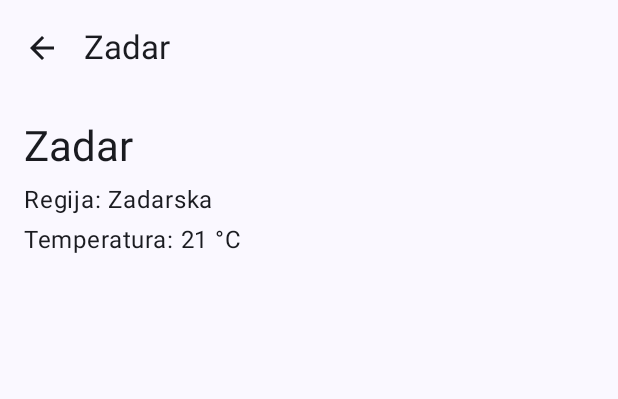
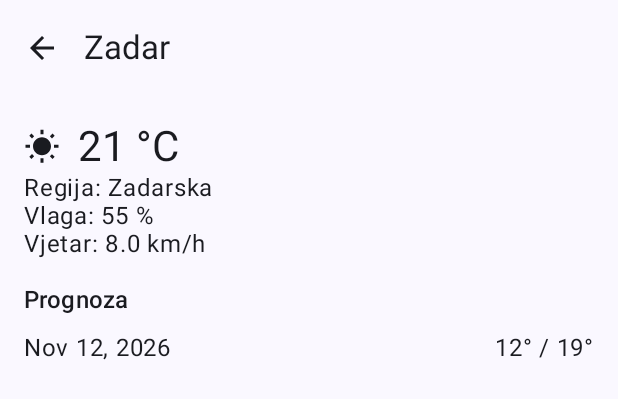
Before and after one commit to staglizd/unizd-rma, an Android app built with Jetpack Compose: the @Preview function CityDetailScreenPreview, on a phone screen of 412 x 824 dp. Shown: the top 399 px of the screen. Run offline under Robolectric (Android 15) with nearby library versions, the phone set to English and light mode, and no system bars.

Commit message:
V04: Retrofit + stvarni podaci (DTO → mapper → domain), ručni DI, stanja Loading/Error
- Retrofit + OkHttp + kotlinx.serialization, dozvola INTERNET, minSdk 26
- DTO (ForecastDto) → mapper (toDomain) → domain model (City, DayForecast, WeatherType)
- CityRepositoryImpl umjesto FakeCityRepository; AppContainer (ručni DI) preko PutopisApp
- CitiesViewModel: IOException / HttpException → Error stanje, gumb "Pokušaj ponovno"
- Detalji: regija, vlaga, vjetar, 7-dnevna prognoza; ikone vremena

Co-Authored-By: Claude Sonnet 5.5 <noreply@anthropic.com>

```diff
--- a/app/src/main/AndroidManifest.xml
+++ b/app/src/main/AndroidManifest.xml
@@ -2,7 +2,10 @@
 <manifest xmlns:android="http://schemas.android.com/apk/res/android"
     xmlns:tools="http://schemas.android.com/tools">
 
+    <uses-permission android:name="android.permission.INTERNET" />
+
     <application
+        android:name=".PutopisApp"
         android:allowBackup="true"
         android:dataExtractionRules="@xml/data_extraction_rules"
         android:fullBackupContent="@xml/backup_rules"
--- a/app/src/main/java/org/unizd/rma/putopis/domain/model/City.kt
+++ b/app/src/main/java/org/unizd/rma/putopis/domain/model/City.kt
@@ -1,9 +1,19 @@
 package org.unizd.rma.putopis.domain.model
 
-/** Grad s trenutnom temperaturom. Sve je `val`: model je nepromjenjiv. */
+import java.time.LocalDate
+
+/** Grad s trenutnim vremenom i prognozom. Domain model: oblik koji treba NAŠOJ aplikaciji. */
 data class City(
     val id: Int,
     val name: String,
     val region: String,
-    val temp: Int,
+    val temp: Double,
+    val humidity: Int,
+    val windSpeed: Double,
+    val weather: WeatherType,
+    val dailyForecast: List<DayForecast>,
 )
+
+data class DayForecast(val date: LocalDate, val min: Double, val max: Double)
+
+enum class WeatherType { CLEAR, CLOUDY, RAIN, SNOW, STORM, UNKNOWN }
--- a/app/src/main/java/org/unizd/rma/putopis/presentation/cities/CitiesViewModel.kt
+++ b/app/src/main/java/org/unizd/rma/putopis/presentation/cities/CitiesViewModel.kt
@@ -6,7 +6,9 @@ import kotlinx.coroutines.flow.MutableStateFlow
 import kotlinx.coroutines.flow.StateFlow
 import kotlinx.coroutines.flow.asStateFlow
 import kotlinx.coroutines.launch
+import java.io.IOException
 import org.unizd.rma.putopis.domain.repository.CityRepository
+import retrofit2.HttpException
 
 class CitiesViewModel(private val repository: CityRepository) : ViewModel() {
 
@@ -22,6 +24,10 @@ class CitiesViewModel(private val repository: CityRepository) : ViewModel() {
             _uiState.value = CitiesUiState.Loading
             _uiState.value = try {
                 CitiesUiState.Success(repository.getCities())
+            } catch (e: IOException) {
+                CitiesUiState.Error("Nema veze s internetom")
+            } catch (e: HttpException) {
+                CitiesUiState.Error("Server je vratio ${e.code()}")
             } catch (e: Exception) {
                 CitiesUiState.Error(e.message ?: "Nepoznata greška")
             }
--- /dev/null
+++ b/app/src/main/java/org/unizd/rma/putopis/presentation/components/WeatherIcon.kt
@@ -0,0 +1,26 @@
+package org.unizd.rma.putopis.presentation.components
+
+import androidx.compose.material.icons.Icons
+import androidx.compose.material.icons.filled.AcUnit
+import androidx.compose.material.icons.filled.Bolt
+import androidx.compose.material.icons.filled.Cloud
+import androidx.compose.material.icons.filled.QuestionMark
+import androidx.compose.material.icons.filled.Umbrella
+import androidx.compose.material.icons.filled.WbSunny
+import androidx.compose.material3.Icon
+import androidx.compose.runtime.Composable
+import androidx.compose.ui.Modifier
+import org.unizd.rma.putopis.domain.model.WeatherType
+
+@Composable
+fun WeatherIcon(type: WeatherType, modifier: Modifier = Modifier) {
+    val (icon, description) = when (type) {
+        WeatherType.CLEAR -> Icons.Default.WbSunny to "Vedro"
+        WeatherType.CLOUDY -> Icons.Default.Cloud to "Oblačno"
+        WeatherType.RAIN -> Icons.Default.Umbrella to "Kiša"
+        WeatherType.SNOW -> Icons.Default.AcUnit to "Snijeg"
+        WeatherType.STORM -> Icons.Default.Bolt to "Oluja"
+        WeatherType.UNKNOWN -> Icons.Default.QuestionMark to "Nepoznato"
+    }
+    Icon(icon, contentDescription = description, modifier = modifier)
+}
--- a/app/src/main/java/org/unizd/rma/putopis/presentation/detail/CityDetailScreen.kt
+++ b/app/src/main/java/org/unizd/rma/putopis/presentation/detail/CityDetailScreen.kt
@@ -2,9 +2,12 @@ package org.unizd.rma.putopis.presentation.detail
 
 import androidx.compose.foundation.layout.Arrangement
 import androidx.compose.foundation.layout.Box
-import androidx.compose.foundation.layout.Column
+import androidx.compose.foundation.layout.Row
 import androidx.compose.foundation.layout.fillMaxSize
+import androidx.compose.foundation.layout.fillMaxWidth
 import androidx.compose.foundation.layout.padding
+import androidx.compose.foundation.lazy.LazyColumn
+import androidx.compose.foundation.lazy.items
 import androidx.compose.material.icons.Icons
 import androidx.compose.material.icons.automirrored.filled.ArrowBack
 import androidx.compose.material3.CircularProgressIndicator
@@ -19,19 +22,28 @@ import androidx.compose.runtime.Composable
 import androidx.compose.runtime.getValue
 import androidx.compose.ui.Alignment
 import androidx.compose.ui.Modifier
+import androidx.compose.ui.platform.LocalContext
 import androidx.compose.ui.tooling.preview.Preview
 import androidx.compose.ui.unit.dp
 import androidx.lifecycle.compose.collectAsStateWithLifecycle
 import androidx.lifecycle.viewmodel.compose.viewModel
+import java.time.LocalDate
+import java.time.format.DateTimeFormatter
+import java.time.format.FormatStyle
+import kotlin.math.roundToInt
+import org.unizd.rma.putopis.PutopisApp
 import org.unizd.rma.putopis.domain.model.City
-import org.unizd.rma.putopis.data.repository.FakeCityRepository
+import org.unizd.rma.putopis.domain.model.DayForecast
+import org.unizd.rma.putopis.domain.model.WeatherType
+import org.unizd.rma.putopis.presentation.components.WeatherIcon
 import org.unizd.rma.putopis.ui.theme.PutopisTheme
 
 @Composable
 fun CityDetailRoute(id: Int, onBack: () -> Unit) {
+    val container = (LocalContext.current.applicationContext as PutopisApp).container
     // key: svaki grad dobiva vlastiti ViewModel (inače bi svi dijelili prvi stvoreni)
     val viewModel: CityDetailViewModel = viewModel(key = "city-$id") {
-        CityDetailViewModel(id, FakeCityRepository())
+        CityDetailViewModel(id, container.cityRepository)
     }
     val state by viewModel.state.collectAsStateWithLifecycle()
     CityDetailScreen(state = state, onBack = onBack)
@@ -63,13 +75,31 @@ fun CityDetailScreen(
             city == null -> Box(Modifier.fillMaxSize().padding(innerPadding), Alignment.Center) {
                 Text("Grad nije pronađen")
             }
-            else -> Column(
-                modifier = Modifier.padding(innerPadding).padding(16.dp),
-                verticalArrangement = Arrangement.spacedBy(8.dp),
-            ) {
-                Text(text = city.name, style = MaterialTheme.typography.headlineMedium)
-                Text(text = "Regija: ${city.region}", style = MaterialTheme.typography.bodyLarge)
-                Text(text = "Temperatura: ${city.temp} °C", style = MaterialTheme.typography.bodyLarge)
+            else -> CityDetailContent(city = city, modifier = Modifier.padding(innerPadding))
+        }
+    }
+}
+
+@Composable
+private fun CityDetailContent(city: City, modifier: Modifier = Modifier) {
+    LazyColumn(
+        modifier = modifier.padding(16.dp),
+        verticalArrangement = Arrangement.spacedBy(8.dp),
+    ) {
+        item {
+            Row(horizontalArrangement = Arrangement.spacedBy(12.dp), verticalAlignment = Alignment.CenterVertically) {
+                WeatherIcon(city.weather)
+                Text("${city.temp.roundToInt()} °C", style = MaterialTheme.typography.headlineMedium)
+            }
+            Text("Regija: ${city.region}", style = MaterialTheme.typography.bodyLarge)
+            Text("Vlaga: ${city.humidity} %", style = MaterialTheme.typography.bodyLarge)
+            Text("Vjetar: ${city.windSpeed} km/h", style = MaterialTheme.typography.bodyLarge)
+            Text("Prognoza", style = MaterialTheme.typography.titleMedium, modifier = Modifier.padding(top = 16.dp))
+        }
+        items(city.dailyForecast, key = { it.date.toString() }) { day ->
+            Row(Modifier.fillMaxWidth(), horizontalArrangement = Arrangement.SpaceBetween) {
+                Text(day.date.format(DateTimeFormatter.ofLocalizedDate(FormatStyle.MEDIUM)))
+                Text("${day.min.roundToInt()}° / ${day.max.roundToInt()}°")
             }
         }
     }
@@ -80,7 +110,13 @@ fun CityDetailScreen(
 private fun CityDetailScreenPreview() {
     PutopisTheme {
         CityDetailScreen(
-            state = CityDetailUiState(City(1, "Zadar", "Zadarska", 21), loading = false),
+            state = CityDetailUiState(
+                city = City(
+                    1, "Zadar", "Zadarska", 21.0, 55, 8.0, WeatherType.CLEAR,
+                    listOf(DayForecast(LocalDate.of(2026, 11, 12), 12.0, 19.0)),
+                ),
+                loading = false,
+            ),
             onBack = {},
         )
     }
```
Also changed, not shown: app/build.gradle.kts (+6 -1 lines), app/src/main/java/org/unizd/rma/putopis/AppContainer.kt (added, +29 -0 lines), app/src/main/java/org/unizd/rma/putopis/PutopisApp.kt (added, +7 -0 lines), app/src/main/java/org/unizd/rma/putopis/data/mapper/ForecastMapper.kt (added, +31 -0 lines), app/src/main/java/org/unizd/rma/putopis/data/remote/WeatherApi.kt (added, +17 -0 lines), app/src/main/java/org/unizd/rma/putopis/data/remote/dto/ForecastDto.kt (added, +28 -0 lines), app/src/main/java/org/unizd/rma/putopis/data/repository/CityRepositoryImpl.kt (added, +38 -0 lines), app/src/main/java/org/unizd/rma/putopis/data/repository/FakeCityRepository.kt (deleted, +0 -24 lines), app/src/main/java/org/unizd/rma/putopis/presentation/cities/CitiesScreen.kt (+11 -3 lines), app/src/main/java/org/unizd/rma/putopis/presentation/cities/CityRow.kt (+11 -2 lines), gradle/libs.versions.toml (+7 -0 lines).
